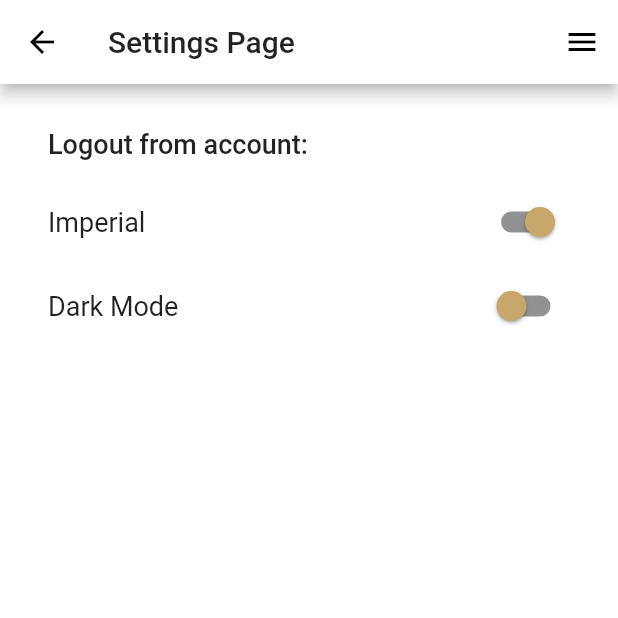
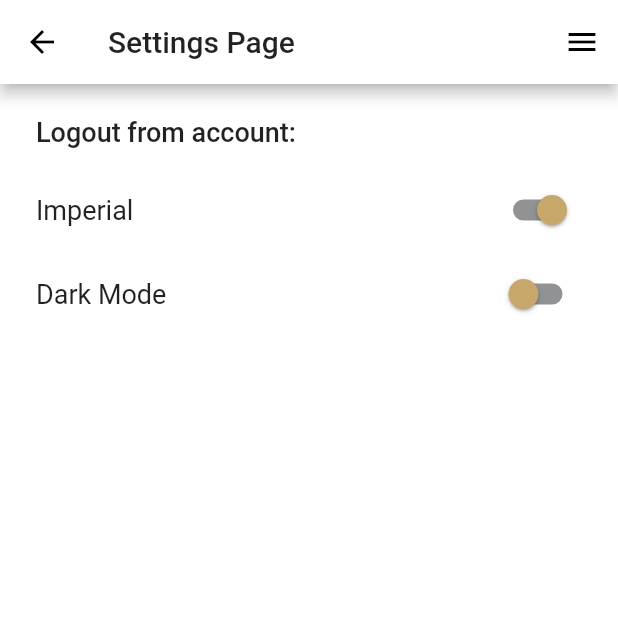
Before and after one commit to SPS-Coding-Projects-Society/Mapping-Project, a Flutter app: the Settings screen opened by its route, after a tap on "Metric", after a tap on "Light Mode", on a phone screen of 412 x 824 dp, the top half of it. Run offline on Flutter 3.47's test engine with Material 2 defaults, Android fonts, the phone set to English and light mode, and no system bars; our stand-ins replace flutter_svg, photo_view, shared_preferences, sliding_up_panel; missing offline and left inert: autocomplete_textfield; accounts and stored records are empty.

Commit message:
changed sizes to be relative

```diff
--- a/mapping_project/lib/directionsListPage.dart
+++ b/mapping_project/lib/directionsListPage.dart
@@ -21,7 +21,7 @@
         itemCount: entries.length,
         itemBuilder: (BuildContext context, int index) {
           return Container(
-            height: 50,
+            height: MediaQuery.of(context).size.height / 16.9142857,
             child: Row(
                 mainAxisAlignment: MainAxisAlignment.spaceBetween,
                 children: <Widget>[
--- a/mapping_project/lib/directionsPage.dart
+++ b/mapping_project/lib/directionsPage.dart
@@ -94,8 +94,9 @@
           //),
           Positioned(
             // Picker to choose floor (It will show up when zoomed)
-            top: MediaQuery.of(context).size.height * 0.25 + 15,
-            left: 15,
+            top: MediaQuery.of(context).size.height * 0.25 +
+                MediaQuery.of(context).size.width / 27.4285714,
+            left: MediaQuery.of(context).size.width / 27.4285714,
             child: Container(
               height: 150,
               width: 40,
--- a/mapping_project/lib/lessons_page.dart
+++ b/mapping_project/lib/lessons_page.dart
@@ -27,7 +27,7 @@
     //creates a list view of the lessons
     return ListView.builder(
       itemCount: (lessons.length * 2),
-      padding: const EdgeInsets.all(16.0),
+      padding: const EdgeInsets.all(8.0),
       itemBuilder: (context, item) {
         //returns a divider if odd, or lesson details if even
         if (item.isOdd)
--- a/mapping_project/lib/lessons_view.dart
+++ b/mapping_project/lib/lessons_view.dart
@@ -28,14 +28,14 @@
       mainAxisAlignment: MainAxisAlignment.center,
       children: <Widget>[
         Container(
-          height: 15,
+          height: MediaQuery.of(context).size.height / 28.1904762 / 2,
           color: Colors.black.withOpacity(0),
         ),
         Divider(
           color: Theme.of(context).dividerColor,
         ),
         Container(
-          height: 15,
+          height: MediaQuery.of(context).size.height / 28.1904762 / 2,
           color: Colors.black.withOpacity(0),
         ),
         Container(
@@ -44,8 +44,8 @@
             mainAxisAlignment: MainAxisAlignment.center,
             children: <Widget>[
               Container(
-                height: 5,
-                width: 60,
+                height: MediaQuery.of(context).size.height / 28.1904762 / 6,
+                width: MediaQuery.of(context).size.width / 27.4285714 * 4,
                 decoration: BoxDecoration(
                   color: Theme.of(context).buttonColor,
                   borderRadius: BorderRadius.circular(2.5),
@@ -63,7 +63,7 @@
         Flexible(
           child: ListView.builder(
             itemCount: (lessons.length * 2),
-            padding: const EdgeInsets.all(16.0),
+            padding: const EdgeInsets.all(8.0),
             itemBuilder: (context, item) {
               //returns a divider if odd, or lesson details if even
               if (item.isOdd)
--- a/mapping_project/lib/myhomepage.dart
+++ b/mapping_project/lib/myhomepage.dart
@@ -101,9 +101,9 @@
           ),
           Positioned(
             // Floating search bar
-            top: 30,
-            right: 15,
-            left: 15,
+            top: MediaQuery.of(context).size.height / 28.1904762,
+            right: MediaQuery.of(context).size.width / 27.4285714,
+            left: MediaQuery.of(context).size.width / 27.4285714,
             child: Container(
               decoration: BoxDecoration(
                 color: Theme.of(context).primaryColor,
@@ -121,7 +121,9 @@
                       textInputAction: TextInputAction.go,
                       decoration: InputDecoration(
                           border: InputBorder.none,
-                          contentPadding: EdgeInsets.symmetric(horizontal: 15),
+                          contentPadding: EdgeInsets.symmetric(
+                              horizontal: MediaQuery.of(context).size.width /
+                                  27.4285714),
                           hintText: "Search"),
                     ),
                   ),
@@ -131,11 +133,11 @@
           ),
           Positioned(
             // Picker to choose floor (It will show up when zoomed)
-            top: 100,
-            left: 15,
+            top: 50 + 2 * (MediaQuery.of(context).size.height / 28.1904762),
+            left: MediaQuery.of(context).size.width / 27.4285714,
             child: Container(
-                height: 150,
-                width: 40,
+                height: 5 * (MediaQuery.of(context).size.height / 28.1904762),
+                width: MediaQuery.of(context).size.width / 10.2857143,
                 decoration: BoxDecoration(
                   color: Theme.of(context).primaryColor,
                   border: Border.all(
@@ -148,7 +150,7 @@
                       floor = value;
                     });
                   },
-                  itemExtent: 30.0,
+                  itemExtent: MediaQuery.of(context).size.height / 28.1904762,
                   children: <Widget>[
                     Center(child: Text("W")),
                     Center(child: Text("1-G")),
--- a/mapping_project/lib/settings_page.dart
+++ b/mapping_project/lib/settings_page.dart
@@ -19,7 +19,7 @@
     final themeNotifier = Provider.of<ThemeNotifier>(context);
     _darkTheme = (themeNotifier.getTheme() == darkTheme);
     return ListView(
-      padding: const EdgeInsets.all(16),
+      padding: const EdgeInsets.all(8),
       children: <Widget>[
         Align(
             alignment: Alignment.centerLeft,
--- a/mapping_project/lib/tannoy_page.dart
+++ b/mapping_project/lib/tannoy_page.dart
@@ -30,7 +30,7 @@
     //creates a list view of the notices
     return ListView.builder(
       itemCount: (notices.length * 2),
-      padding: const EdgeInsets.all(16.0),
+      padding: const EdgeInsets.all(8.0),
       itemBuilder: (context, item) {
         //returns a divider if odd, or notice details if even
         if (item.isOdd)
```
Also changed, not shown: mapping_project/lib/directionsSummaryPage.dart (+15 -7 lines).
